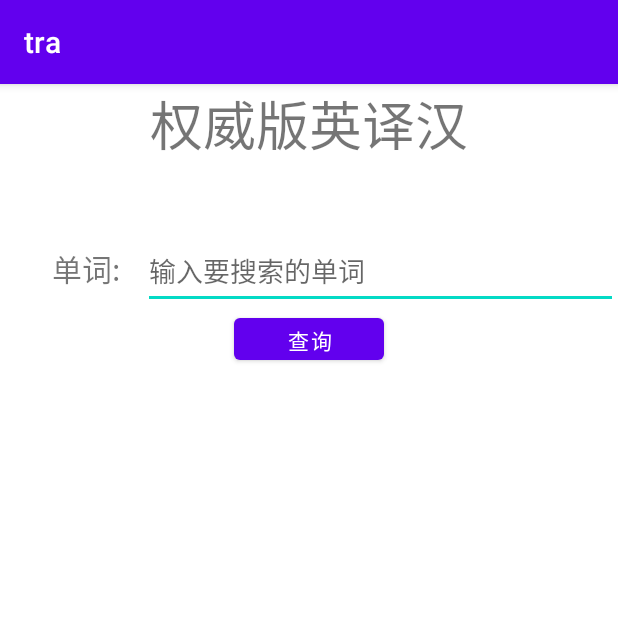
After one commit to Sophomore-Android-Work/Translate, an Android app: the QueryWordsActivity screen opened directly, with no data from a screen before it, on a phone screen of 412 x 824 dp, the top half of it. The commit adds this screen. Run offline under Robolectric (Android 15) with nearby library versions, the phone set to English and light mode, and no system bars; libraries missing offline, so code that uses them is left out: com.alibaba.fastjson.

Commit message:
增加权威查询

```diff
--- a/app/src/main/AndroidManifest.xml
+++ b/app/src/main/AndroidManifest.xml
@@ -13,7 +13,9 @@
         android:roundIcon="@mipmap/ic_launcher_round"
         android:supportsRtl="true"
         android:theme="@style/Theme.Tra">
-
+        <activity
+            android:name=".QueryWordsActivity"
+            android:exported="false" />
         <activity
             android:name=".MainActivity"
             android:exported="true"
@@ -34,7 +36,6 @@
                 <category android:name="android.intent.category.LAUNCHER" />
             </intent-filter>
         </activity>
-
         <activity
             android:name=".RegisterActivity"
             android:exported="true"
--- a/app/src/main/java/com/example/tra/Constant.java
+++ b/app/src/main/java/com/example/tra/Constant.java
@@ -10,5 +10,6 @@ public class Constant {
     public static String URL_Register = URL + "LoginServlet/RegisterServlet";
     public static String URL_Login = URL + "LoginServlet/a";
     public static String URL_User=URL+"LoginServlet/selectUser";
+    public static String URL_Word = URL+"LoginServlet/queryWord";
 
 }
--- a/app/src/main/java/com/example/tra/LoginActivity.java
+++ b/app/src/main/java/com/example/tra/LoginActivity.java
@@ -96,6 +96,7 @@ public class LoginActivity extends AppCompatActivity {
         });
 
 
+        //查询用户数据的方法
         user_list.setOnClickListener(new View.OnClickListener() {
             @Override
             public void onClick(View v) {
@@ -213,7 +214,8 @@ public class LoginActivity extends AppCompatActivity {
                     break;
                 case "200":
                     textView.setText(s+"：登录成功");
-//                    Intent intent  = new Intent()
+                    Intent intent  = new Intent(LoginActivity.this,QueryWordsActivity.class);
+                    startActivity(intent);
                     break;
                 case "300":
                     textView.setText(s+"：该账号已存在");
--- /dev/null
+++ b/app/src/main/java/com/example/tra/QueryWordsActivity.java
@@ -0,0 +1,108 @@
+package com.example.tra;
+
+import androidx.appcompat.app.AppCompatActivity;
+
+import android.os.Bundle;
+import android.os.Handler;
+import android.os.Message;
+import android.util.Log;
+import android.view.View;
+import android.widget.Button;
+import android.widget.EditText;
+import android.widget.TextView;
+import android.widget.Toast;
+
+import com.alibaba.fastjson.JSON;
+import com.example.tra.pojo.Mydict;
+import com.example.tra.pojo.User;
+
+import java.io.BufferedReader;
+import java.io.InputStreamReader;
+import java.lang.reflect.Type;
+import java.net.HttpURLConnection;
+import java.net.URL;
+
+public class QueryWordsActivity extends AppCompatActivity {
+
+    EditText etWord ;
+    Button queryWord;
+    TextView tvExplain;
+
+    private Handler handler=new Handler(new Handler.Callback() {
+        @Override
+        public boolean handleMessage(Message msg) {
+
+            return false;
+        }
+    }){
+        public void handleMessage(Message msg) {
+            Bundle s=msg.getData();
+
+            //解析出数据
+//            String name=s.getString("name");
+            String word = s.getString("word");
+            String explain = s.getString("explain");
+
+            //UI线程，把数据在UI显示出来
+            tvExplain.setText("word:"+word+"   explain:"+explain);
+        };
+    };
+
+    @Override
+    protected void onCreate(Bundle savedInstanceState) {
+        super.onCreate(savedInstanceState);
+        setContentView(R.layout.activity_query_words);
+
+        etWord = (EditText) findViewById(R.id.query_etWord);
+        queryWord = (Button) findViewById(R.id.query_btnQuery);
+        tvExplain = (TextView) findViewById(R.id.query_tv_explain);
+
+        queryWord.setOnClickListener(new View.OnClickListener() {
+            @Override
+            public void onClick(View view) {
+                String word = etWord.getText().toString();
+                if(word.isEmpty()){
+                    Toast.makeText(QueryWordsActivity.this,"请输入单词！",Toast.LENGTH_SHORT).show();
+                }else{
+                    new Thread(new Runnable() {
+                        @Override
+                        public void run() {
+                            try {
+                                URL url=new URL(Constant.URL_Word + "?word=" + etWord.getText().toString());
+                                HttpURLConnection conn=(HttpURLConnection) url.openConnection();
+                                conn.setRequestMethod("GET");
+                                BufferedReader reader =new BufferedReader(new InputStreamReader(conn.getInputStream()));
+                                String result="";
+                                String line=null;
+                                while((line=reader.readLine())!=null){
+                                    result+=line+"\n";
+                                }
+                                Log.d("JSON","RESULT"+result);
+                                if(!"".equals(result)){
+                                    Mydict mydict= JSON.parseObject(result, Mydict.class);
+                                    Message message=handler.obtainMessage();
+                                    Bundle u=new Bundle();
+                                    //解析JSON格式数据,把类似于键值对类似的数据传递出去
+//                                    u.putString("name",user.getName());
+//                                    u.putString("sex",user.getSex());
+//                                    u.putString("phone",user.getPhone());
+//                                    u.putString("account",user.getAccount());
+//                                    u.putString("password",user.getPassword());
+                                    u.putString("word",mydict.getWord());
+                                    u.putString("explain",mydict.getExplain());
+                                    message.setData(u);
+                                    message.sendToTarget();
+                                }
+                                reader.close();
+                                conn.disconnect();
+                            } catch (Exception e) {
+                                e.printStackTrace();
+                            }
+                        }
+                    }).start();
+                }
+            }
+        });
+
+    }
+}
--- /dev/null
+++ b/app/src/main/res/layout/activity_query_words.xml
@@ -0,0 +1,52 @@
+<?xml version="1.0" encoding="utf-8"?>
+<LinearLayout xmlns:android="http://schemas.android.com/apk/res/android"
+    xmlns:app="http://schemas.android.com/apk/res-auto"
+    xmlns:tools="http://schemas.android.com/tools"
+    android:layout_width="match_parent"
+    android:layout_height="match_parent"
+    android:orientation="vertical"
+    tools:context=".QueryWordsActivity">
+
+    <TextView
+        android:layout_width="match_parent"
+        android:layout_height="50dp"
+        android:text="权威版英译汉"
+        android:textSize="35dp"
+        android:textAlignment="center"
+        />
+
+    <LinearLayout
+        android:layout_marginTop="50dp"
+        android:layout_width="match_parent"
+        android:layout_height="50dp"
+        android:orientation="horizontal"
+        >
+        <TextView
+            android:layout_marginLeft="20dp"
+            android:layout_width="75dp"
+            android:layout_height="50dp"
+            android:text="单词:"
+            android:textSize="20dp"
+            android:textAlignment="center"
+            />
+        <EditText
+            android:id="@+id/query_etWord"
+            android:layout_width="match_parent"
+            android:layout_height="50dp"
+            android:hint="输入要搜索的单词" />
+    </LinearLayout>
+
+    <Button
+        android:id="@+id/query_btnQuery"
+        android:layout_width="100dp"
+        android:layout_height="40dp"
+        android:text="查询"
+        android:layout_gravity="center"
+        />
+
+    <TextView
+        android:layout_width="match_parent"
+        android:layout_height="wrap_content"
+        android:id="@+id/query_tv_explain"/>
+
+</LinearLayout>
```
Also changed, not shown: Translate_Service/src/main/java/servlet/LoginServlet.java (+6 -6 lines), app/src/main/java/com/example/tra/pojo/Mydict.java (+23 -3 lines), 2 other files.
